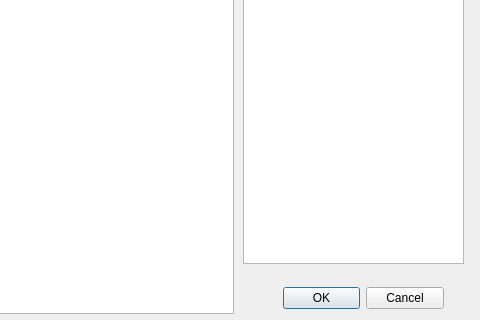
Above: Suntec/QgisPyPlugin/RdbViewer/SpotguideShowImageDlgDesign.ui from 15831944/tphProjects before the change; both pictures show x 187 to 667 and y 187 to 507 of the 667 by 507 pixel window. Below: the same form after it.
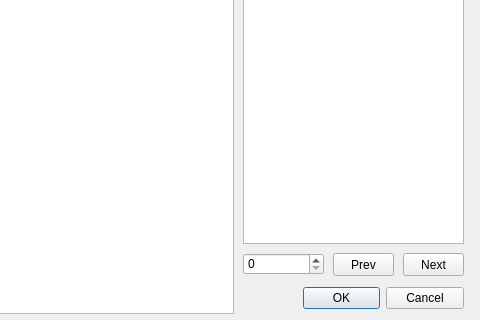
That is the form after the change.

Commit message: add prev, next button

Diff of the .ui file:
```diff
--- a/Suntec/QgisPyPlugin/RdbViewer/SpotguideShowImageDlgDesign.ui
+++ b/Suntec/QgisPyPlugin/RdbViewer/SpotguideShowImageDlgDesign.ui
@@ -16,7 +16,7 @@
   <widget class="QSplitter" name="splitter">
    <property name="geometry">
     <rect>
-     <x>470</x>
+     <x>490</x>
      <y>470</y>
      <width>161</width>
      <height>31</height>
@@ -50,7 +50,7 @@
      <x>430</x>
      <y>40</y>
      <width>221</width>
-     <height>411</height>
+     <height>391</height>
     </rect>
    </property>
    <property name="readOnly">
@@ -67,6 +67,42 @@
     </rect>
    </property>
   </widget>
+  <widget class="QPushButton" name="pushButtonNext">
+   <property name="geometry">
+    <rect>
+     <x>590</x>
+     <y>440</y>
+     <width>61</width>
+     <height>23</height>
+    </rect>
+   </property>
+   <property name="text">
+    <string>Next</string>
+   </property>
+  </widget>
+  <widget class="QPushButton" name="pushButtonPrev">
+   <property name="geometry">
+    <rect>
+     <x>520</x>
+     <y>440</y>
+     <width>61</width>
+     <height>23</height>
+    </rect>
+   </property>
+   <property name="text">
+    <string>Prev</string>
+   </property>
+  </widget>
+  <widget class="QSpinBox" name="spinBoxFeatureIndex">
+   <property name="geometry">
+    <rect>
+     <x>430</x>
+     <y>440</y>
+     <width>81</width>
+     <height>22</height>
+    </rect>
+   </property>
+  </widget>
  </widget>
  <resources/>
  <connections>
```
The commit also changes 4 other files.
